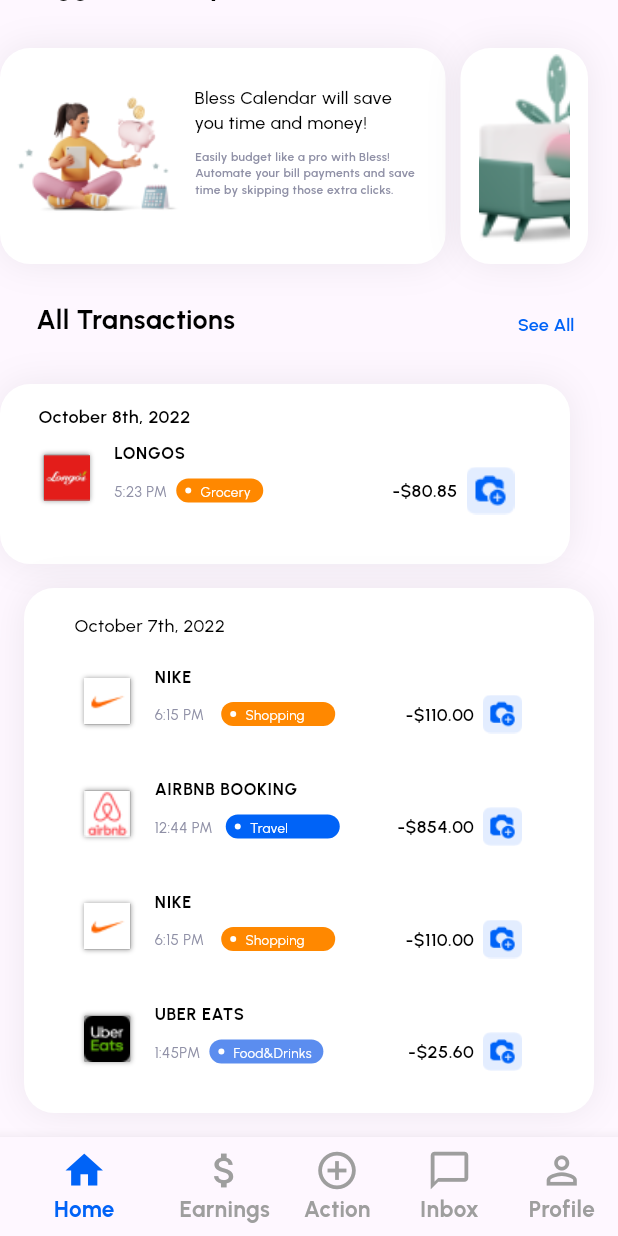
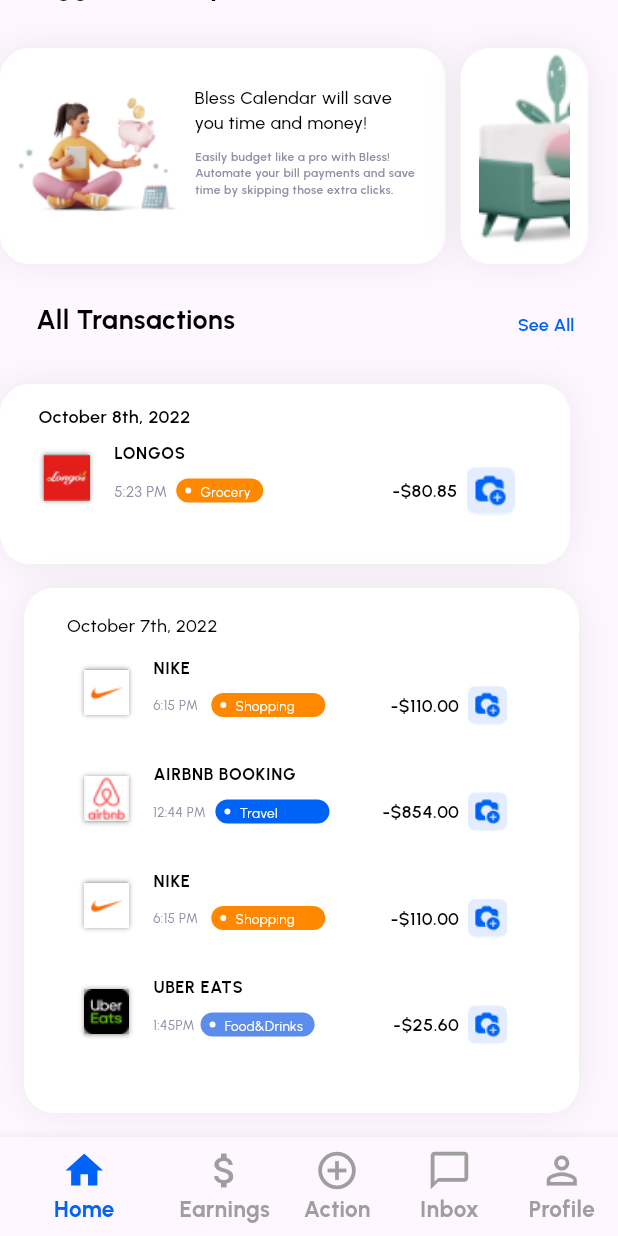
Before and after one commit to faisal-fardin/flutter_challenge, a Flutter app: the screen it shows after launch, scrolled down 508 dp, on a phone screen of 412 x 824 dp. Run offline on Flutter 3.47's test engine with Material 3 defaults, Android fonts, the phone set to English and light mode, and no system bars; our stand-ins replace google_fonts.

Commit message:
home screen simple edit

```diff
--- a/lib/custom_widgets/brand_listtile_tiem.dart
+++ b/lib/custom_widgets/brand_listtile_tiem.dart
@@ -33,8 +33,8 @@
         ),
       ),
       leading: Container(
-        width: 30.97,
-        height: 30.97,
+        width: 30,
+        height: 30,
         decoration: ShapeDecoration(
           color: Colors.grey,
           shape: RoundedRectangleBorder(
@@ -61,12 +61,12 @@
             transactionTime,
             style: const TextStyle(
               color: Color(0xFF8F90A6),
-              fontSize: 10,
+              fontSize: 9,
               fontWeight: FontWeight.w400,
             ),
           ),
           const SizedBox(
-            width: 6,
+            width: 4,
           ),
           Container(
             width: 76,
--- a/lib/pages/home_screen.dart
+++ b/lib/pages/home_screen.dart
@@ -37,7 +37,7 @@
               Padding(
                 padding: const EdgeInsets.all(16.0),
                 child: Container(
-                  width: MediaQuery.of(context).size.width,
+                  width: 370,
                   height: 350,
                   padding: const EdgeInsets.symmetric(horizontal: 24, vertical: 16),
                   decoration: ShapeDecoration(
@@ -58,7 +58,7 @@
                     children: [
                       SizedBox(
                         width: 313,
-                        height: 17,
+                        height: 15,
                         child: Text('October 7th, 2022',
                           style: TextStyle(
                             color: Colors.black,
@@ -68,7 +68,7 @@
                         ),
                       ),
                       SizedBox(
-                        height: 10,
+                        height: 6,
                       ),
                       BrandListTileItem(
                         brandName: 'NIKE',
@@ -80,7 +80,7 @@
                         color: 0xFFFF8800,
                       ),
                       SizedBox(
-                        height: 10,
+                        height: 6,
                       ),
                       BrandListTileItem(
                         brandName: 'AIRBNB BOOKING',
@@ -92,7 +92,7 @@
                         color: 0xFF0063F7,
                       ),
                       SizedBox(
-                        height: 10,
+                        height: 6,
                       ),
                       BrandListTileItem(
                         brandName: 'NIKE',
@@ -104,7 +104,7 @@
                         color: 0xFFFF8800,
                       ),
                       SizedBox(
-                        height: 10,
+                        height: 6,
                       ),
                       BrandListTileItem(
                         brandName:'UBER EATS',
```
Also changed, not shown: lib/pages/secondary_screen.dart (+7 -7 lines).
